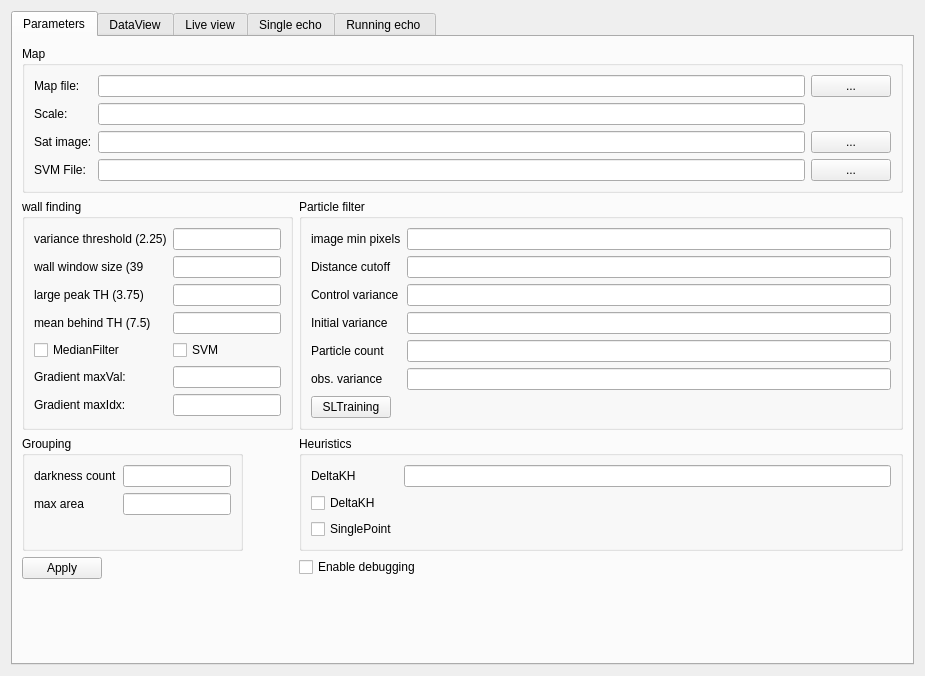
iti-luebeck/HANSE2011, file Hanse/Module_SonarLocalization/form_sonarlocalization.ui: the form before one commit.
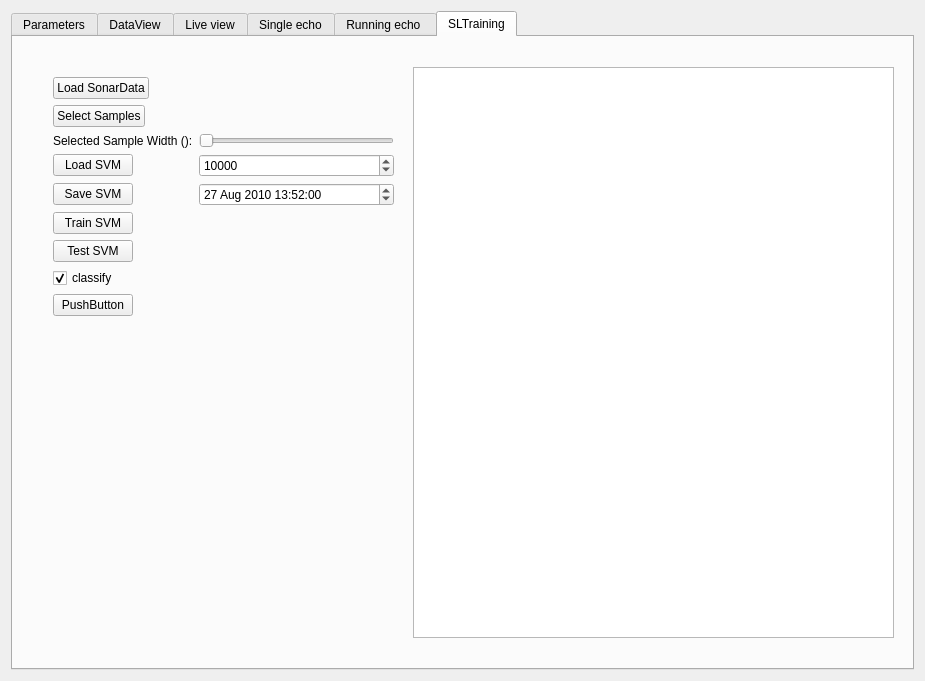
The form after the commit. The open tabs and pages were chosen to show the change. Custom widgets are drawn as their Qt base class.

Commit message: history for lastMaxVal in sonarEchoFilter

```diff
--- a/Hanse/Module_SonarLocalization/form_sonarlocalization.ui
+++ b/Hanse/Module_SonarLocalization/form_sonarlocalization.ui
@@ -7,7 +7,7 @@
     <x>0</x>
     <y>0</y>
     <width>925</width>
-    <height>676</height>
+    <height>681</height>
    </rect>
   </property>
   <property name="windowTitle">
@@ -560,6 +560,146 @@
        </item>
       </layout>
      </widget>
+     <widget class="QWidget" name="tab_5">
+      <attribute name="title">
+       <string>SLTraining</string>
+      </attribute>
+      <widget class="QWidget" name="verticalLayoutWidget">
+       <property name="geometry">
+        <rect>
+         <x>40</x>
+         <y>40</y>
+         <width>341</width>
+         <height>401</height>
+        </rect>
+       </property>
+       <layout class="QFormLayout" name="formLayout_6">
+        <property name="fieldGrowthPolicy">
+         <enum>QFormLayout::AllNonFixedFieldsGrow</enum>
+        </property>
+        <item row="0" column="0">
+         <widget class="QPushButton" name="loadSonarFile">
+          <property name="text">
+           <string>Load SonarData</string>
+          </property>
+         </widget>
+        </item>
+        <item row="1" column="0">
+         <widget class="QPushButton" name="selectSamples">
+          <property name="text">
+           <string>Select Samples</string>
+          </property>
+         </widget>
+        </item>
+        <item row="2" column="0">
+         <widget class="QLabel" name="selSampleLabel">
+          <property name="text">
+           <string>Selected Sample Width ():</string>
+          </property>
+         </widget>
+        </item>
+        <item row="2" column="1">
+         <widget class="QSlider" name="selSampleWidthSlider">
+          <property name="minimum">
+           <number>1</number>
+          </property>
+          <property name="maximum">
+           <number>6</number>
+          </property>
+          <property name="orientation">
+           <enum>Qt::Horizontal</enum>
+          </property>
+         </widget>
+        </item>
+        <item row="4" column="0">
+         <widget class="QPushButton" name="loadSVM">
+          <property name="text">
+           <string>Load SVM</string>
+          </property>
+         </widget>
+        </item>
+        <item row="4" column="1">
+         <widget class="QSpinBox" name="maxSamples">
+          <property name="minimum">
+           <number>500</number>
+          </property>
+          <property name="maximum">
+           <number>300000</number>
+          </property>
+          <property name="value">
+           <number>10000</number>
+          </property>
+         </widget>
+        </item>
+        <item row="5" column="0">
+         <widget class="QPushButton" name="saveSVM">
+          <property name="text">
+           <string>Save SVM</string>
+          </property>
+         </widget>
+        </item>
+        <item row="6" column="0">
+         <widget class="QPushButton" name="trainSVM">
+          <property name="text">
+           <string>Train SVM</string>
+          </property>
+         </widget>
+        </item>
+        <item row="7" column="0">
+         <widget class="QPushButton" name="testSVM">
+          <property name="text">
+           <string>Test SVM</string>
+          </property>
+         </widget>
+        </item>
+        <item row="8" column="0">
+         <widget class="QCheckBox" name="classify">
+          <property name="text">
+           <string>classify</string>
+          </property>
+          <property name="checked">
+           <bool>true</bool>
+          </property>
+         </widget>
+        </item>
+        <item row="9" column="0">
+         <widget class="QPushButton" name="pushButton_2">
+          <property name="text">
+           <string>PushButton</string>
+          </property>
+         </widget>
+        </item>
+        <item row="5" column="1">
+         <widget class="QDateTimeEdit" name="startTime">
+          <property name="date">
+           <date>
+            <year>2010</year>
+            <month>8</month>
+            <day>27</day>
+           </date>
+          </property>
+          <property name="time">
+           <time>
+            <hour>13</hour>
+            <minute>52</minute>
+            <second>0</second>
+           </time>
+          </property>
+         </widget>
+        </item>
+       </layout>
+      </widget>
+      <widget class="QGraphicsViewExtended" name="graphicsView_2">
+       <property name="geometry">
+        <rect>
+         <x>400</x>
+         <y>30</y>
+         <width>481</width>
+         <height>571</height>
+        </rect>
+       </property>
+      </widget>
+     </widget>
     </widget>
    </item>
   </layout>
```
Left out of the diff: 10 changed lines with no effect on the pictures. The commit also changes 3 other files.
